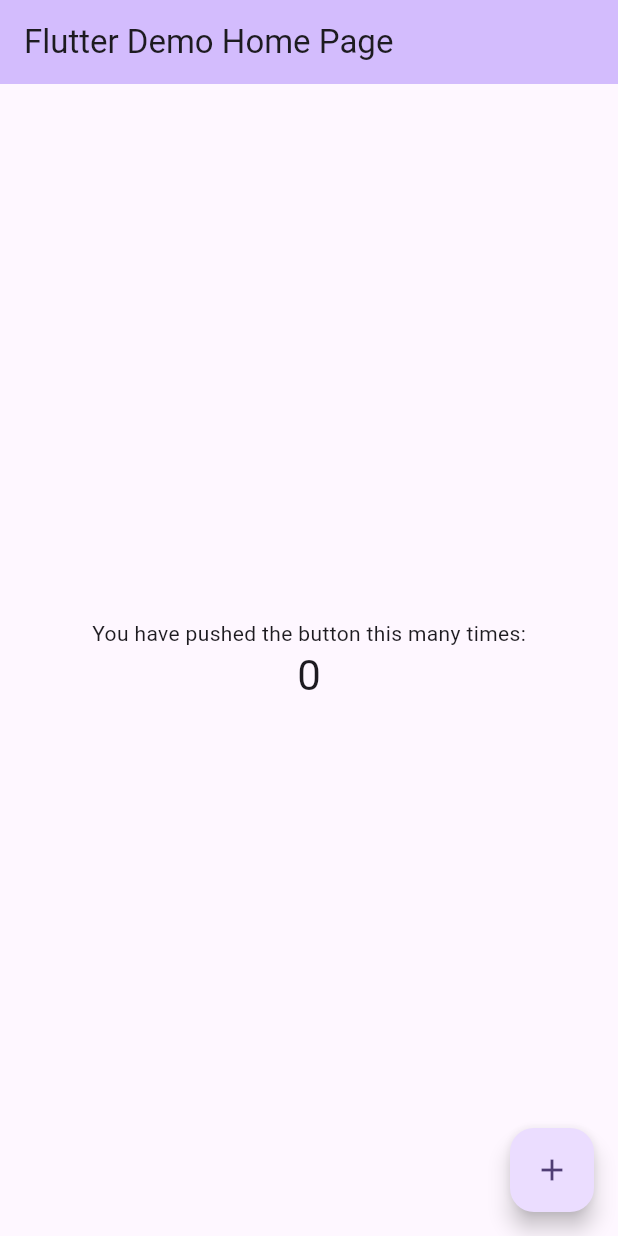
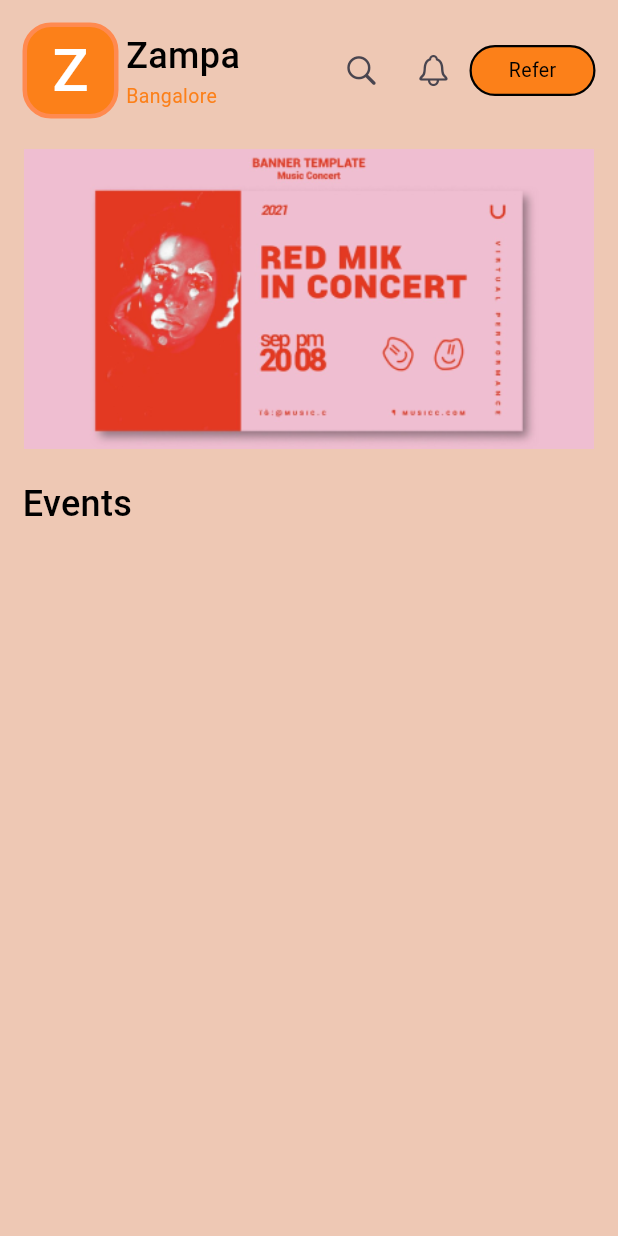
Before and after one commit to Sahi552/BookMyTicket, a Flutter app: the screen it shows after launch, on a phone screen of 412 x 824 dp. Run offline on Flutter 3.47's test engine with Material 3 defaults, Android fonts, the phone set to English and light mode, and no system bars.

Commit message:
second commit

```diff
--- a/lib/main.dart
+++ b/lib/main.dart
@@ -1,3 +1,4 @@
+import 'package:bookmyticket/view/pages/home_screen.dart';
 import 'package:flutter/material.dart';
 
 void main() {
@@ -7,119 +8,12 @@ void main() {
 class MyApp extends StatelessWidget {
   const MyApp({super.key});
 
-  // This widget is the root of your application.
   @override
   Widget build(BuildContext context) {
     return MaterialApp(
+      debugShowCheckedModeBanner: false,
       title: 'Flutter Demo',
-      theme: ThemeData(
-        // This is the theme of your application.
-        //
-        // TRY THIS: Try running your application with "flutter run". You'll see
-        // the application has a purple toolbar. Then, without quitting the app,
-        // try changing the seedColor in the colorScheme below to Colors.green
-        // and then invoke "hot reload" (save your changes or press the "hot
-        // reload" button in a Flutter-supported IDE, or press "r" if you used
-        // the command line to start the app).
-        //
-        // Notice that the counter didn't reset back to zero; the application
-        // state is not lost during the reload. To reset the state, use hot
-        // restart instead.
-        //
-        // This works for code too, not just values: Most code changes can be
-        // tested with just a hot reload.
-        colorScheme: ColorScheme.fromSeed(seedColor: Colors.deepPurple),
-        useMaterial3: true,
-      ),
-      home: const MyHomePage(title: 'Flutter Demo Home Page'),
+      home: HomeScreen(),
     );
   }
 }
-
-class MyHomePage extends StatefulWidget {
-  const MyHomePage({super.key, required this.title});
-
-  // This widget is the home page of your application. It is stateful, meaning
-  // that it has a State object (defined below) that contains fields that affect
-  // how it looks.
-
-  // This class is the configuration for the state. It holds the values (in this
-  // case the title) provided by the parent (in this case the App widget) and
-  // used by the build method of the State. Fields in a Widget subclass are
-  // always marked "final".
-
-  final String title;
-
-  @override
-  State<MyHomePage> createState() => _MyHomePageState();
-}
-
-class _MyHomePageState extends State<MyHomePage> {
-  int _counter = 0;
-
-  void _incrementCounter() {
-    setState(() {
-      // This call to setState tells the Flutter framework that something has
-      // changed in this State, which causes it to rerun the build method below
-      // so that the display can reflect the updated values. If we changed
-      // _counter without calling setState(), then the build method would not be
-      // called again, and so nothing would appear to happen.
-      _counter++;
-    });
-  }
-
-  @override
-  Widget build(BuildContext context) {
-    // This method is rerun every time setState is called, for instance as done
-    // by the _incrementCounter method above.
-    //
-    // The Flutter framework has been optimized to make rerunning build methods
-    // fast, so that you can just rebuild anything that needs updating rather
-    // than having to individually change instances of widgets.
-    return Scaffold(
-      appBar: AppBar(
-        // TRY THIS: Try changing the color here to a specific color (to
-        // Colors.amber, perhaps?) and trigger a hot reload to see the AppBar
-        // change color while the other colors stay the same.
-        backgroundColor: Theme.of(context).colorScheme.inversePrimary,
-        // Here we take the value from the MyHomePage object that was created by
-        // the App.build method, and use it to set our appbar title.
-        title: Text(widget.title),
-      ),
-      body: Center(
-        // Center is a layout widget. It takes a single child and positions it
-        // in the middle of the parent.
-        child: Column(
-          // Column is also a layout widget. It takes a list of children and
-          // arranges them vertically. By default, it sizes itself to fit its
-          // children horizontally, and tries to be as tall as its parent.
-          //
-          // Column has various properties to control how it sizes itself and
-          // how it positions its children. Here we use mainAxisAlignment to
-          // center the children vertically; the main axis here is the vertical
-          // axis because Columns are vertical (the cross axis would be
-          // horizontal).
-          //
-          // TRY THIS: Invoke "debug painting" (choose the "Toggle Debug Paint"
-          // action in the IDE, or press "p" in the console), to see the
-          // wireframe for each widget.
-          mainAxisAlignment: MainAxisAlignment.center,
-          children: <Widget>[
-            const Text(
-              'You have pushed the button this many times:',
-            ),
-            Text(
-              '$_counter',
-              style: Theme.of(context).textTheme.headlineMedium,
-            ),
-          ],
-        ),
-      ),
-      floatingActionButton: FloatingActionButton(
-        onPressed: _incrementCounter,
-        tooltip: 'Increment',
-        child: const Icon(Icons.add),
-      ), // This trailing comma makes auto-formatting nicer for build methods.
-    );
-  }
-}
--- /dev/null
+++ b/lib/utils/assest.dart
@@ -0,0 +1,7 @@
+class Assest {
+  static String home = "assests/images";
+
+  static String image1 = "$home/image.png";
+  static String image2 = "$home/image2.png";
+  static String image3 = "$home/image3.png";
+}
--- /dev/null
+++ b/lib/utils/theme.dart
@@ -0,0 +1,30 @@
+import 'package:flutter/material.dart';
+
+class AppTheme {
+  //colors
+  static Color backGroundColor = Color.fromARGB(255, 238, 200, 180);
+  static Color groundColor = Color(0xFFF8B797);
+  static Color iconBoxColor = Color(0xFFFF8A50);
+  static Color footerColor = Color(0xFFFC8019);
+  static Color iconTextColor = Colors.white;
+  static Color headingColor = Colors.black;
+
+  //styles
+  static TextStyle iconText = TextStyle(
+    fontSize: 40,
+    color: iconTextColor,
+    fontWeight: FontWeight.w500,
+  );
+
+  static TextStyle heading = TextStyle(
+    fontSize: 24,
+    color: headingColor,
+    fontWeight: FontWeight.w500,
+  );
+
+  static TextStyle footer = TextStyle(
+    fontSize: 13,
+    color: footerColor,
+    fontWeight: FontWeight.w400,
+  );
+}
--- /dev/null
+++ b/lib/view/pages/home_screen.dart
@@ -0,0 +1,49 @@
+import 'package:bookmyticket/utils/assest.dart';
+import 'package:bookmyticket/utils/theme.dart';
+import 'package:bookmyticket/view/widgets/appbar.dart';
+import 'package:flutter/cupertino.dart';
+import 'package:flutter/material.dart';
+
+class HomeScreen extends StatefulWidget {
+  const HomeScreen({super.key});
+
+  @override
+  State<HomeScreen> createState() => _HomeScreenState();
+}
+
+class _HomeScreenState extends State<HomeScreen> {
+  @override
+  Widget build(BuildContext context) {
+    return Scaffold(
+      backgroundColor: AppTheme.backGroundColor,
+      body: SafeArea(
+        child: ListView(
+          scrollDirection: Axis.vertical,
+          padding: EdgeInsets.all(15.0),
+          children: [
+            Appbar(),
+            SizedBox(
+              height: 20,
+            ),
+            Container(
+              height: 200,
+              width: double.infinity,
+              decoration: BoxDecoration(
+                image: DecorationImage(
+                  image: AssetImage(Assest.image1),
+                ),
+              ),
+            ),
+            SizedBox(
+              height: 20,
+            ),
+            Text(
+              "Events",
+              style: AppTheme.heading,
+            )
+          ],
+        ),
+      ),
+    );
+  }
+}
--- /dev/null
+++ b/lib/view/widgets/appbar.dart
@@ -0,0 +1,85 @@
+import 'package:bookmyticket/utils/theme.dart';
+import 'package:flutter/cupertino.dart';
+import 'package:flutter/material.dart';
+
+class Appbar extends StatefulWidget {
+  const Appbar({super.key});
+
+  @override
+  State<Appbar> createState() => _AppbarState();
+}
+
+class _AppbarState extends State<Appbar> {
+  @override
+  Widget build(BuildContext context) {
+    return SizedBox(
+              width: double.infinity,
+              child: Row(
+                children: [
+                  Container(
+                    height: 64,
+                    width: 64,
+                    decoration: BoxDecoration(
+                      color: AppTheme.footerColor,
+                      borderRadius: BorderRadius.circular(19.0),
+                      border: Border.all(
+                        color: AppTheme.iconBoxColor,
+                        width: 3,
+                      ),
+                    ),
+                    child: Center(
+                      child: Text(
+                        "Z",
+                        style: AppTheme.iconText,
+                      ),
+                    ),
+                  ),
+                  SizedBox(
+                    width: 5,
+                  ),
+                  Column(
+                    crossAxisAlignment: CrossAxisAlignment.start,
+                    children: [
+                      Text(
+                        "Zampa",
+                        style: AppTheme.heading,
+                      ),
+                      Text(
+                        "Bangalore",
+                        style: AppTheme.footer,
+                      )
+                    ],
+                  ),
+                  Expanded(child: Container()),
+                  IconButton(
+                    onPressed: () {},
+                    icon: Icon(CupertinoIcons.search),
+                  ),
+                  IconButton(
+                    onPressed: () {},
+                    icon: Icon(CupertinoIcons.bell),
+                  ),
+                  Container(
+                    height: 34,
+                    width: 84,
+                    decoration: BoxDecoration(
+                      color: AppTheme.footerColor,
+                      borderRadius: BorderRadius.circular(17),
+                      border: Border.all(width: 1.5),
+                    ),
+                    child: Row(
+                      mainAxisAlignment: MainAxisAlignment.spaceAround,
+                      children: [
+                        Text(
+                          "Refer",
+                          style: AppTheme.footer
+                              .copyWith(color: AppTheme.headingColor),
+                        )
+                      ],
+                    ),
+                  )
+                ],
+              ),
+            );
+  }
+}
--- a/pubspec.yaml
+++ b/pubspec.yaml
@@ -58,8 +58,8 @@ flutter:
   uses-material-design: true
 
   # To add assets to your application, add an assets section, like this:
-  # assets:
-  #   - images/a_dot_burr.jpeg
+  assets:
+    - assests/images/
   #   - images/a_dot_ham.jpeg
 
   # An image asset can refer to one or more resolution-specific "variants", see
```
Also changed, not shown: assests/images/event1.png (added), assests/images/event2.png (added), assests/images/event3.1.png (added), assests/images/event3.2.png (added), assests/images/gift.png (added), assests/images/image.png (added), assests/images/image2.png (added), assests/images/image3.png (added).
